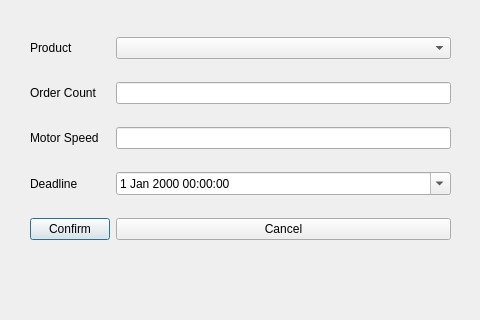
First picture: the form in client/MainUI/src/views/manufacture_schedule_dialog.ui, repository Intel-Edge-9s/MES, before the edit.
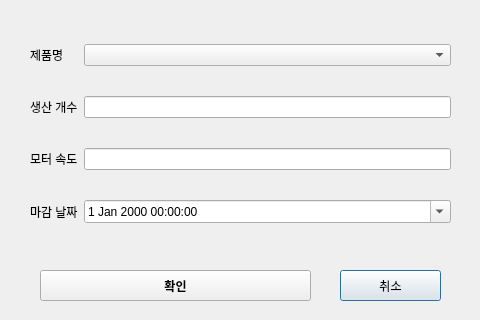
Second picture: the form after the edit.

```diff
--- a/client/MainUI/src/views/manufacture_schedule_dialog.ui
+++ b/client/MainUI/src/views/manufacture_schedule_dialog.ui
@@ -19,44 +19,30 @@
      <x>30</x>
      <y>20</y>
      <width>421</width>
-     <height>241</height>
+     <height>231</height>
     </rect>
    </property>
    <layout class="QGridLayout" name="gridLayout">
+    <item row="1" column="1">
+     <widget class="QLineEdit" name="order_count_edit"/>
+    </item>
     <item row="0" column="0">
      <widget class="QLabel" name="label_product">
       <property name="text">
-       <string>Product</string>
+       <string>제품명</string>
       </property>
      </widget>
     </item>
+    <item row="2" column="1">
+     <widget class="QLineEdit" name="motor_speed_edit"/>
+    </item>
     <item row="0" column="1">
      <widget class="QComboBox" name="product_combo"/>
     </item>
-    <item row="1" column="0">
-     <widget class="QLabel" name="label_order_count">
-      <property name="text">
-       <string>Order Count</string>
-      </property>
-     </widget>
-    </item>
-    <item row="1" column="1">
-     <widget class="QLineEdit" name="order_count_edit"/>
-    </item>
     <item row="2" column="0">
      <widget class="QLabel" name="label_motor_speed">
       <property name="text">
-       <string>Motor Speed</string>
-      </property>
-     </widget>
-    </item>
-    <item row="2" column="1">
-     <widget class="QLineEdit" name="motor_speed_edit"/>
-    </item>
-    <item row="3" column="0">
-     <widget class="QLabel" name="label_deadline">
-      <property name="text">
-       <string>Deadline</string>
+       <string>모터 속도</string>
       </property>
      </widget>
     </item>
@@ -67,22 +53,53 @@
       </property>
      </widget>
     </item>
-    <item row="4" column="0">
-     <widget class="QPushButton" name="confirm_button">
+    <item row="3" column="0">
+     <widget class="QLabel" name="label_deadline">
       <property name="text">
-       <string>Confirm</string>
+       <string>마감 날짜</string>
       </property>
      </widget>
     </item>
-    <item row="4" column="1">
-     <widget class="QPushButton" name="cancel_button">
+    <item row="1" column="0">
+     <widget class="QLabel" name="label_order_count">
       <property name="text">
-       <string>Cancel</string>
+       <string>생산 개수</string>
       </property>
      </widget>
     </item>
    </layout>
   </widget>
+  <widget class="QPushButton" name="cancel_button">
+   <property name="geometry">
+    <rect>
+     <x>340</x>
+     <y>270</y>
+     <width>101</width>
+     <height>31</height>
+    </rect>
+   </property>
+   <property name="text">
+    <string>취소</string>
+   </property>
+  </widget>
+  <widget class="QPushButton" name="confirm_button">
+   <property name="geometry">
+    <rect>
+     <x>40</x>
+     <y>270</y>
+     <width>271</width>
+     <height>31</height>
+    </rect>
+   </property>
+   <property name="font">
+    <font>
+     <bold>true</bold>
+    </font>
+   </property>
+   <property name="text">
+    <string>확인</string>
+   </property>
+  </widget>
  </widget>
  <resources/>
  <connections/>
```
